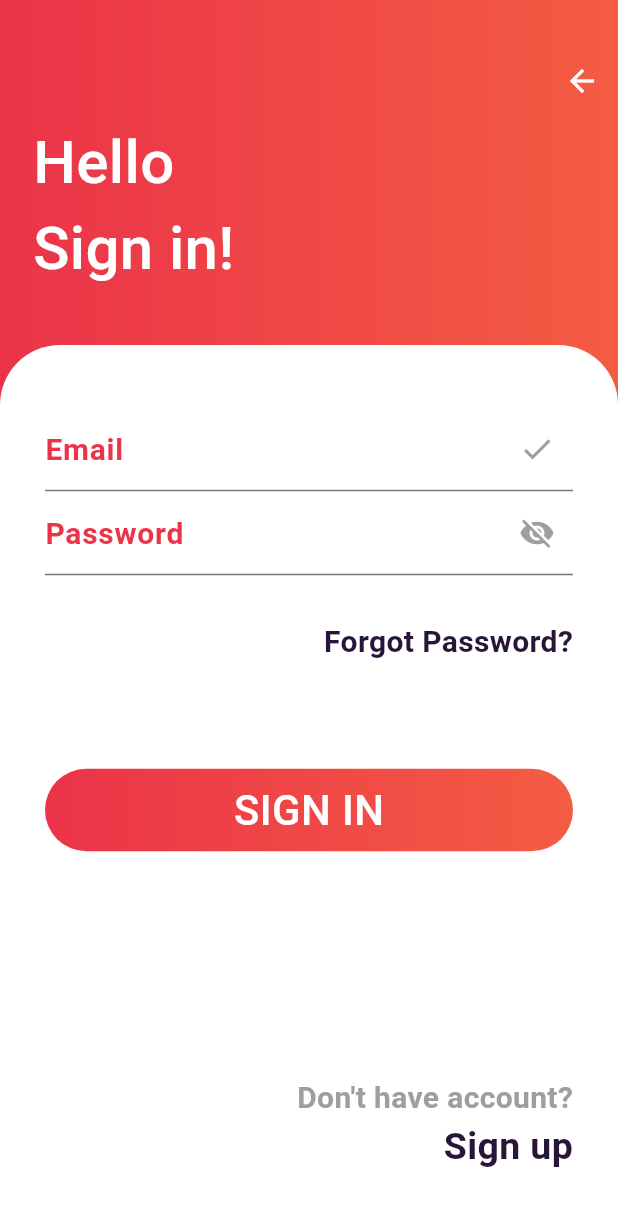
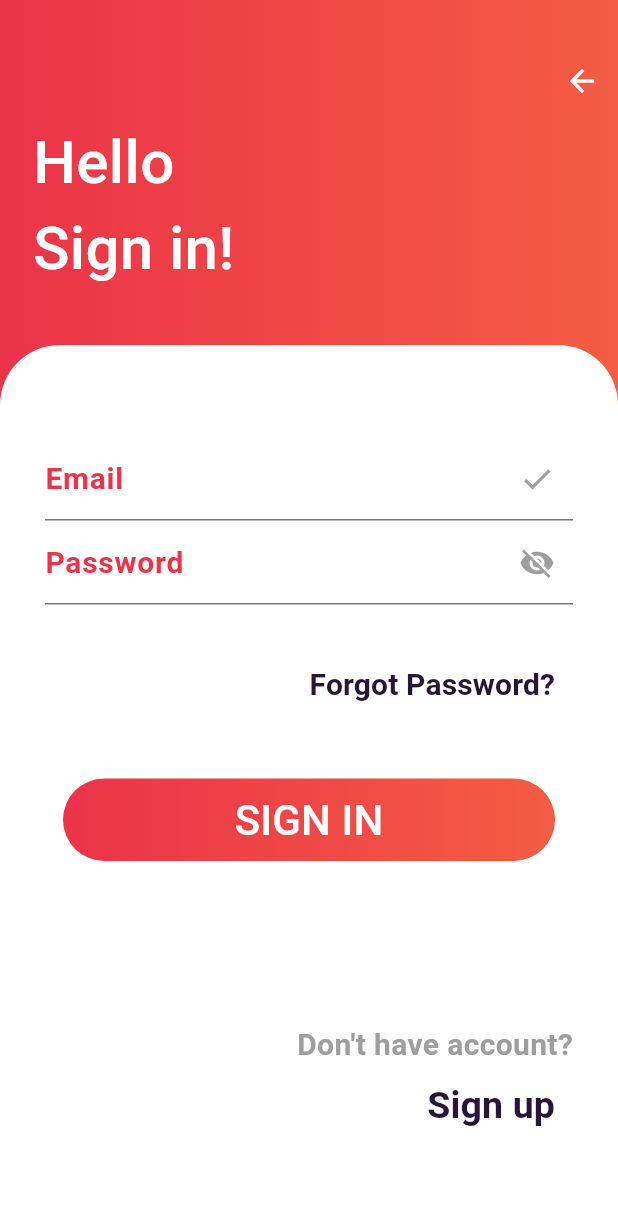
Before and after one commit to MentalJava/getx-login, a Flutter app: the screen it shows after launch, after a tap on "SIGN IN", on a phone screen of 412 x 824 dp. Shown: the top 1206 px of the screen. Run offline on Flutter 3.47's test engine with Material 3 defaults, Android fonts, the phone set to English and light mode, and no system bars; our stand-ins replace cloud_firestore, firebase_auth, firebase_core, font_awesome_flutter, get, google_fonts; accounts and stored records are empty.

Commit message:
회원가입 기능 구현 완료, UI 기능 구현 완료

```diff
--- /dev/null
+++ b/lib/controller_bindings.dart
@@ -0,0 +1,9 @@
+import 'package:get/get.dart';
+import 'package:getx_login/src/controllers/auth_controller.dart';
+
+class ControllerBindings extends Bindings {
+  @override
+  void dependencies() {
+    Get.put<AuthController>(AuthController());
+  }
+}
--- a/lib/main.dart
+++ b/lib/main.dart
@@ -5,8 +5,6 @@ import 'package:getx_login/src/app.dart';
 
 Future<void> main() async {
   WidgetsFlutterBinding.ensureInitialized();
-  await Firebase.initializeApp(
-    options: DefaultFirebaseOptions.currentPlatform,
-  );
+  await Firebase.initializeApp(options: DefaultFirebaseOptions.currentPlatform);
   runApp(const MyApp());
 }
--- a/lib/src/app.dart
+++ b/lib/src/app.dart
@@ -1,5 +1,6 @@
 import 'package:flutter/material.dart';
 import 'package:get/get.dart';
+import 'package:getx_login/controller_bindings.dart';
 import 'package:getx_login/src/pages/home.dart';
 import 'package:getx_login/src/pages/login.dart';
 import 'package:getx_login/src/pages/sign_up.dart';
@@ -11,6 +12,7 @@ class MyApp extends StatelessWidget {
   @override
   Widget build(BuildContext context) {
     return GetMaterialApp(
+      initialBinding: ControllerBindings(),
       debugShowCheckedModeBanner: false,
       title: "Login getx",
       theme: ThemeData(
@@ -28,7 +30,7 @@ class MyApp extends StatelessWidget {
         ),
         GetPage(
           name: "/signup",
-          page: () => const SignUp(),
+          page: () => SignUp(),
         ),
         GetPage(
           name: "/home",
--- a/lib/src/pages/login.dart
+++ b/lib/src/pages/login.dart
@@ -16,8 +16,8 @@ class Login extends StatelessWidget {
         child: Stack(
           children: [
             Container(
-              height: double.infinity,
-              width: double.infinity,
+              height: Get.height,
+              width: Get.width,
               decoration: const BoxDecoration(
                 gradient: LinearGradient(
                   colors: [Color(0xffeb3349), Color(0xfff45c43)],
@@ -117,6 +117,7 @@ class Login extends StatelessWidget {
                       ),
                       Align(
                         alignment: Alignment.centerRight,
+                        child: TextButton(
                           child: Text(
                             'Forgot Password?',
                             style: GoogleFonts.gowunDodum(
@@ -125,11 +126,15 @@ class Login extends StatelessWidget {
                               color: const Color(0xff281537),
                             ),
                           ),
+                          onPressed: () {},
+                        ),
                       ),
                       const SizedBox(
-                        height: 70,
+                        height: 30,
                       ),
-                      Container(
+                      TextButton(
+                        onPressed: () {},
+                        child: Container(
                           height: 55,
                           width: 400,
                           decoration: BoxDecoration(
@@ -151,8 +156,9 @@ class Login extends StatelessWidget {
                             ),
                           ),
                         ),
+                      ),
                       const SizedBox(
-                        height: 150,
+                        height: 100,
                       ),
                       Align(
                         alignment: Alignment.bottomRight,
@@ -168,10 +174,7 @@ class Login extends StatelessWidget {
                                 color: Colors.grey,
                               ),
                             ),
-                            GestureDetector(
-                              onTap: () {
-                                Get.toNamed("/signup");
-                              },
+                            TextButton(
                               child: Text(
                                 "Sign up",
                                 style: GoogleFonts.gowunDodum(
@@ -180,6 +183,9 @@ class Login extends StatelessWidget {
                                   color: const Color(0xff281537),
                                 ),
                               ),
+                              onPressed: () {
+                                Get.toNamed('/signup');
+                              },
                             ),
                           ],
                         ),
--- a/lib/src/pages/welcome_login.dart
+++ b/lib/src/pages/welcome_login.dart
@@ -10,8 +10,8 @@ class WelcomeLogin extends StatelessWidget {
   Widget build(BuildContext context) {
     return Scaffold(
       body: Container(
-        height: double.infinity,
-        width: double.infinity,
+        height: Get.height,
+        width: Get.width,
         decoration: const BoxDecoration(
           gradient: LinearGradient(
             colors: [Color(0xffeb3349), Color(0xfff45c43)],
@@ -44,9 +44,9 @@ class WelcomeLogin extends StatelessWidget {
             const SizedBox(
               height: 40,
             ),
-            GestureDetector(
-              onTap: () {
-                Get.toNamed("/login");
+            TextButton(
+              onPressed: () {
+                Get.toNamed('/login');
               },
               child: Container(
                 height: 53,
@@ -70,9 +70,9 @@ class WelcomeLogin extends StatelessWidget {
             const SizedBox(
               height: 25,
             ),
-            GestureDetector(
-              onTap: () {
-                Get.toNamed("/signup");
+            TextButton(
+              onPressed: () {
+                Get.toNamed('/signup');
               },
               child: Container(
                 height: 53,
@@ -109,9 +109,9 @@ class WelcomeLogin extends StatelessWidget {
                 IconButton(
                   onPressed: () {},
                   icon: const FaIcon(
-                    FontAwesomeIcons.instagram,
+                    FontAwesomeIcons.facebook,
                     color: Colors.white,
-                    size: 40,
+                    size: 35,
                   ),
                 ),
                 IconButton(
```
Also changed, not shown: lib/src/controllers/auth_controller.dart (added, +69 -0 lines), lib/src/pages/sign_up.dart (+112 -18 lines), 2 other files. Lines whose indentation alone changed are shown as unchanged.
